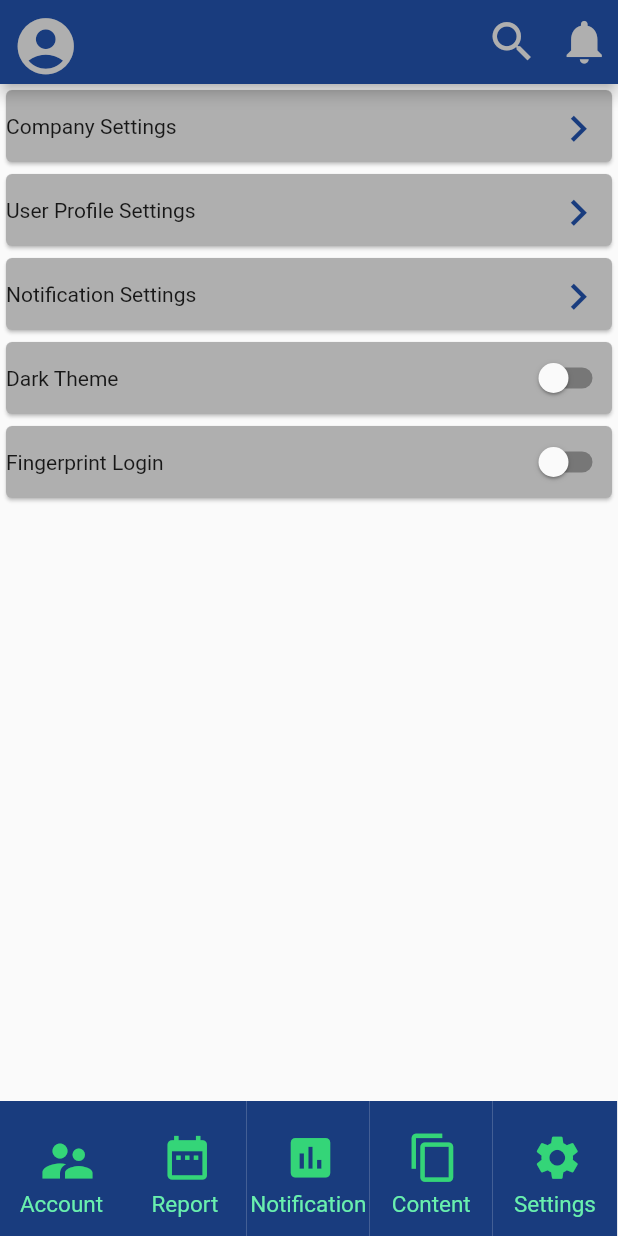
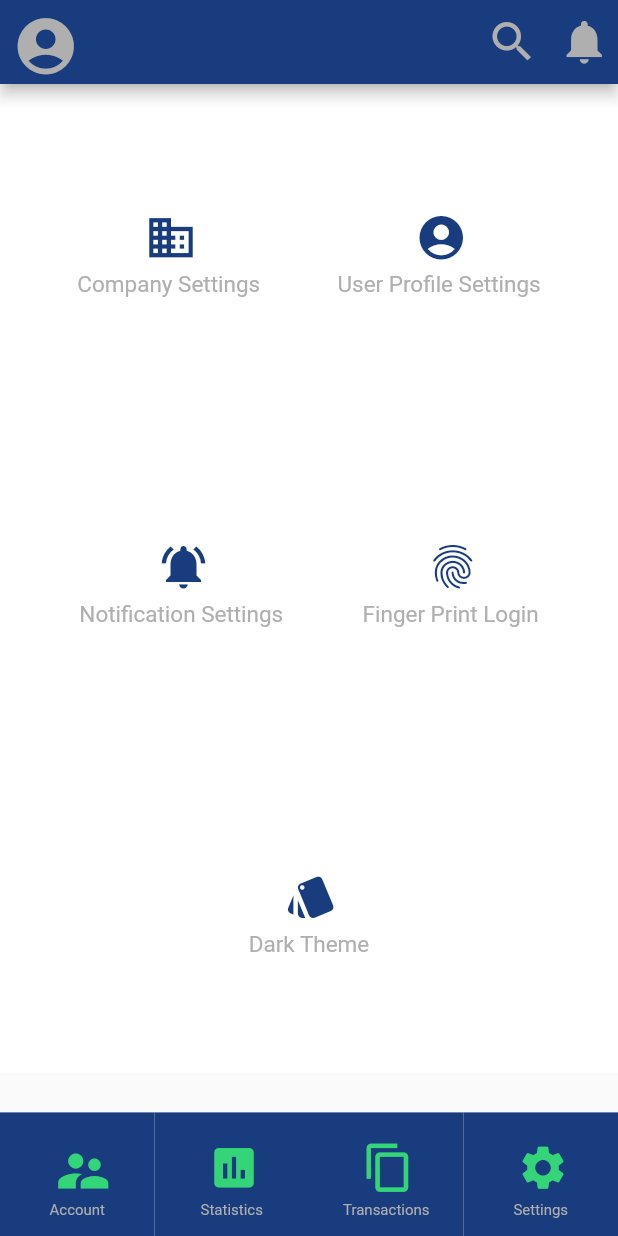
Before and after one commit to muthu-tm/insta-mfin, a Flutter app: the SettingMain screen opened directly, on a phone screen of 412 x 824 dp. Run offline on Flutter 3.47's test engine with Material 2 defaults, Android fonts, the phone set to English and light mode, and no system bars; our stand-ins replace cloud_firestore, email_validator, firebase_auth, sqflite; accounts and stored records are empty; generated files the repository leaves out were written again.

Commit message:
Setting page screen and bottom bar fixes

```diff
--- a/lib/AppMain/bottomBar.dart
+++ b/lib/AppMain/bottomBar.dart
@@ -2,15 +2,14 @@ import 'package:flutter/material.dart';
 import 'package:instamfin/Common/IconButton.dart';
 import 'package:instamfin/screens/common/colors.dart';
 
-Widget bottomBar() {
+Widget bottomBar(BuildContext context) {
   return Container(
-    width: double.infinity,
-    height: 90.0,
+    height: MediaQuery.of(context).size.height * 0.10,
     child: Row(
       mainAxisAlignment: MainAxisAlignment.start,
       children: <Widget>[
         SizedBox.fromSize(
-          size: Size(82, 100), // button width and height
+          size: Size(screenWidth(context, dividedBy: 4), 100),
           child: Material(
             color: CustomColors.mfinBlue, // button color
             child: InkWell(
@@ -21,41 +20,21 @@ Widget bottomBar() {
                 children: <Widget>[
                   customIconButton(Icons.supervisor_account, 40.0,
                       CustomColors.mfinButtonGreen),
-                  Text("Account",
-                  style: TextStyle(
-                    fontSize: 15,
-                    color: CustomColors.mfinFadedButtonGreen,
+                  Text(
+                    "Account",
+                    style: TextStyle(
+                      fontSize: 10,
+                      color: CustomColors.mfinGrey,
                     ),
-                   ), // text
+                  ), // text
                 ],
               ),
             ),
           ),
         ),
         SizedBox.fromSize(
-          size: Size(82.5, 100), // button width and height
-          child: Material(
-            color: CustomColors.mfinBlue, // button color
-            child: InkWell(
-              splashColor: CustomColors.mfinButtonGreen, // splash color
-              onTap: () {}, // button pressed
-              child: Column(
-                mainAxisAlignment: MainAxisAlignment.center,
-                children: <Widget>[
-                  customIconButton(
-                      Icons.date_range, 35.0, CustomColors.mfinButtonGreen),
-                  Text("Report",
-                  style: TextStyle(
-                    fontSize: 15,
-                    color: CustomColors.mfinFadedButtonGreen,
-                    ),), // text
-                ],
-              ),
-            ),
-          ),
-        ),
-        SizedBox.fromSize(
-          size: Size(82, 100), // button width and height
+          size: Size(screenWidth(context, dividedBy: 4),
+              100), // button width and height
           child: Material(
             color: CustomColors.mfinBlue, // button color
             child: InkWell(
@@ -66,18 +45,20 @@ Widget bottomBar() {
                 children: <Widget>[
                   customIconButton(
                       Icons.assessment, 35.0, CustomColors.mfinButtonGreen),
-                  Text("Notification",
-                  style: TextStyle(
-                    fontSize: 15,
-                    color: CustomColors.mfinFadedButtonGreen,
-                    ),), // text
+                  Text(
+                    "Statistics",
+                    style: TextStyle(
+                      fontSize: 10,
+                      color: CustomColors.mfinGrey,
+                    ),
+                  ), // text
                 ],
               ),
             ),
           ),
         ),
         SizedBox.fromSize(
-          size: Size(82, 100), // button width and height
+          size: Size(screenWidth(context, dividedBy: 4), 100),
           child: Material(
             color: CustomColors.mfinBlue, // button color
             child: InkWell(
@@ -88,18 +69,20 @@ Widget bottomBar() {
                 children: <Widget>[
                   customIconButton(
                       Icons.content_copy, 35.0, CustomColors.mfinButtonGreen),
-                  Text("Content",
-                  style: TextStyle(
-                    fontSize: 15,
-                    color: CustomColors.mfinFadedButtonGreen,
-                    ),), // text
+                  Text(
+                    "Transactions",
+                    style: TextStyle(
+                      fontSize: 10,
+                      color: CustomColors.mfinGrey,
+                    ),
+                  ), // text
                 ],
               ),
             ),
           ),
         ),
         SizedBox.fromSize(
-          size: Size(82.9, 100), // button width and height
+          size: Size(screenWidth(context, dividedBy: 4), 100),
           child: Material(
             color: CustomColors.mfinBlue, // button color
             child: InkWell(
@@ -110,11 +93,13 @@ Widget bottomBar() {
                 children: <Widget>[
                   customIconButton(
                       Icons.settings, 35.0, CustomColors.mfinButtonGreen),
-                  Text("Settings",
-                  style: TextStyle(
-                    fontSize: 15,
-                    color: CustomColors.mfinFadedButtonGreen,
-                    ),), // text
+                  Text(
+                    "Settings",
+                    style: TextStyle(
+                      fontSize: 10,
+                      color: CustomColors.mfinGrey,
+                    ),
+                  ), // text
                 ],
               ),
             ),
@@ -124,3 +109,15 @@ Widget bottomBar() {
     ),
   );
 }
+
+double screenWidth(BuildContext context, {double dividedBy = 1}) {
+  return screenSize(context).width / dividedBy;
+}
+
+Size screenSize(BuildContext context) {
+  return MediaQuery.of(context).size;
+}
+
+double screenHeight(BuildContext context, {double dividedBy = 1}) {
+  return screenSize(context).height / dividedBy;
+}
--- a/lib/screens/settings/SettingsPage.dart
+++ b/lib/screens/settings/SettingsPage.dart
@@ -14,127 +14,134 @@ class SettingMain extends StatefulWidget {
 }
 
 class _SettingMainState extends State<SettingMain> {
-  bool _value1 = false;
-  bool _value2 = false;
-
-  void _onChanged1(bool value) => setState(() => _value1 = value);
-  void _onChanged2(bool value) => setState(() => _value2 = value);
-
   @override
   Widget build(BuildContext context) {
     return new Scaffold(
       appBar: topAppBar(),
       //hit Ctrl+space in intellij to know what are the options you can use in flutter widgets
       body: new Container(
+        height: MediaQuery.of(context).size.height * 0.80,
+        color: CustomColors.mfinWhite,
         child: new Column(
-          mainAxisAlignment: MainAxisAlignment.start,
-          crossAxisAlignment: CrossAxisAlignment.start,
+          mainAxisAlignment: MainAxisAlignment.spaceAround,
+          crossAxisAlignment: CrossAxisAlignment.center,
           children: <Widget>[
-            new Card(
-              color: CustomColors.mfinGrey,
-              child: Row(
-                mainAxisAlignment:
-                    MainAxisAlignment.start, //change here don't //worked
-                crossAxisAlignment: CrossAxisAlignment.center,
-
-                children: <Widget>[
-                  Column(
-                    crossAxisAlignment: CrossAxisAlignment.start,
+            new Row(
+              mainAxisAlignment:
+                  MainAxisAlignment.spaceEvenly, //change here don't //worked
+              crossAxisAlignment: CrossAxisAlignment.center,
+              children: <Widget>[
+                InkWell(
+                  splashColor: CustomColors.mfinButtonGreen, // splash color
+                  onTap: () {}, // button pressed
+                  child: Column(
+                    mainAxisAlignment: MainAxisAlignment.start,
                     children: <Widget>[
+                      customIconButton(
+                          Icons.domain, 35.0, CustomColors.mfinBlue),
                       Text(
                         "Company Settings",
-                      ),
+                        style: TextStyle(
+                          fontSize: 15,
+                          color: CustomColors.mfinGrey,
+                        ),
+                      ), // text
                     ],
                   ),
-                  new Spacer(),
-                  customIconButton(Icons.navigate_next, 35.0, CustomColors.mfinBlue),
-                ],
-              ),
-            ),
-            new Card(
-              color: CustomColors.mfinGrey,
-              child: Row(
-                mainAxisAlignment:
-                    MainAxisAlignment.start, //change here don't //worked
-                crossAxisAlignment: CrossAxisAlignment.center,
-                children: <Widget>[
-                  Column(
-                    crossAxisAlignment: CrossAxisAlignment.start,
+                ),
+                InkWell(
+                  splashColor: CustomColors.mfinButtonGreen, // splash color
+                  onTap: () {}, // button pressed
+                  child: Column(
+                    mainAxisAlignment: MainAxisAlignment.start,
                     children: <Widget>[
+                      customIconButton(
+                          Icons.account_circle, 35.0, CustomColors.mfinBlue),
                       Text(
                         "User Profile Settings",
-                      ),
+                        style: TextStyle(
+                          fontSize: 15,
+                          color: CustomColors.mfinGrey,
+                        ),
+                      ), // text
                     ],
                   ),
-                  new Spacer(),
-                  customIconButton(Icons.navigate_next, 35.0, CustomColors.mfinBlue),
-                ],
-              ),
+                ),
+              ],
             ),
-            new Card(
-              color: CustomColors.mfinGrey,
-              child: Row(
-                mainAxisAlignment:
-                    MainAxisAlignment.start, //change here don't //worked
-                crossAxisAlignment: CrossAxisAlignment.center,
-                children: <Widget>[
-                  Column(
-                    crossAxisAlignment: CrossAxisAlignment.start,
+            Row(
+              mainAxisAlignment:
+                  MainAxisAlignment.spaceEvenly, //change here don't //worked
+              crossAxisAlignment: CrossAxisAlignment.start,
+
+              children: <Widget>[
+                InkWell(
+                  splashColor: CustomColors.mfinButtonGreen, // splash color
+                  onTap: () {}, // button pressed
+                  child: Column(
+                    mainAxisAlignment: MainAxisAlignment.start,
                     children: <Widget>[
+                      customIconButton(Icons.notifications_active, 35.0,
+                          CustomColors.mfinBlue),
                       Text(
                         "Notification Settings",
-                      ),
+                        style: TextStyle(
+                          fontSize: 15,
+                          color: CustomColors.mfinGrey,
+                        ),
+                      ), // text
                     ],
                   ),
-                  new Spacer(),
-                  customIconButton(Icons.navigate_next, 35.0, CustomColors.mfinBlue),
-                ],
-              ),
+                ),
+                InkWell(
+                  splashColor: CustomColors.mfinButtonGreen, // splash color
+                  onTap: () {}, // button pressed
+                  child: Column(
+                    mainAxisAlignment: MainAxisAlignment.start,
+                    children: <Widget>[
+                      customIconButton(
+                          Icons.fingerprint, 35.0, CustomColors.mfinBlue),
+                      Text(
+                        "Finger Print Login",
+                        style: TextStyle(
+                          fontSize: 15,
+                          color: CustomColors.mfinGrey,
+                        ),
+                      ), // text
+                    ],
+                  ),
+                ),
+              ],
             ),
-            new Card(
-              color: CustomColors.mfinGrey,
-              child: Row(
-                mainAxisAlignment:
-                    MainAxisAlignment.start, //change here don't //worked
-                crossAxisAlignment: CrossAxisAlignment.center,
-                children: <Widget>[
-                  Column(
-                    crossAxisAlignment: CrossAxisAlignment.start,
+            Row(
+              mainAxisAlignment:
+                  MainAxisAlignment.spaceEvenly, //change here don't //worked
+              crossAxisAlignment: CrossAxisAlignment.start,
+
+              children: <Widget>[
+                InkWell(
+                  onTap: () {}, // button pressed
+                  child: Column(
+                    mainAxisAlignment: MainAxisAlignment.spaceBetween,
                     children: <Widget>[
+                      customIconButton(
+                          Icons.style, 35.0, CustomColors.mfinBlue),
                       Text(
                         "Dark Theme",
-                      ),
+                        style: TextStyle(
+                          fontSize: 15,
+                          color: CustomColors.mfinGrey,
+                        ),
+                      ), // text
                     ],
                   ),
-                  new Spacer(),
-                  new Switch(value: _value1, onChanged: _onChanged1),
-                ],
-              ),
-            ),
-            new Card(
-              color: CustomColors.mfinGrey,
-              child: Row(
-                mainAxisAlignment:
-                    MainAxisAlignment.start, //change here don't //worked
-                crossAxisAlignment: CrossAxisAlignment.center,
-                children: <Widget>[
-                  Column(
-                    crossAxisAlignment: CrossAxisAlignment.start,
-                    children: <Widget>[
-                      Text(
-                        "Fingerprint Login",
-                      ),
-                    ],
-                  ),
-                  new Spacer(),
-                  new Switch(value: _value2, onChanged: _onChanged2),
-                ],
-              ),
+                ),
+              ],
             ),
           ],
         ),
       ),
-      bottomSheet: bottomBar(),
+      bottomSheet: bottomBar(context),
     );
   }
 }
```
